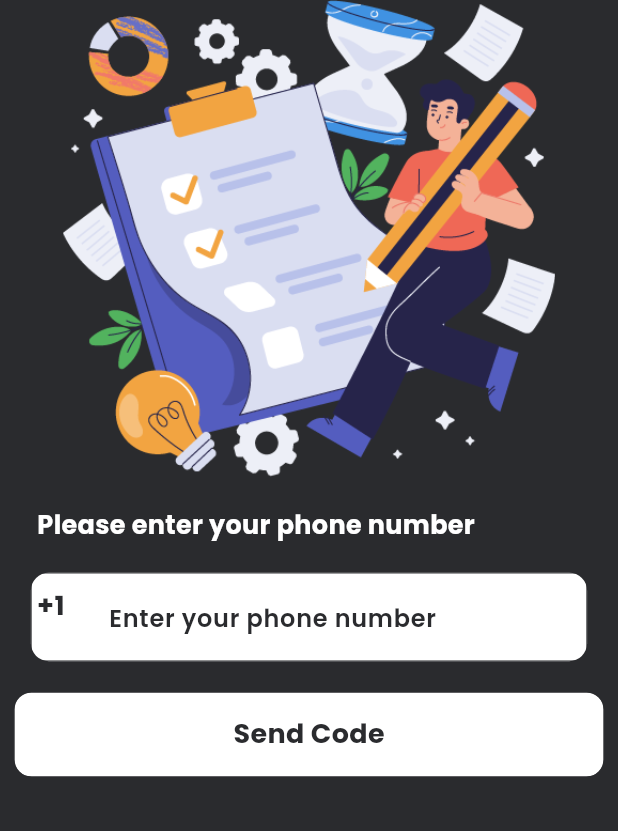
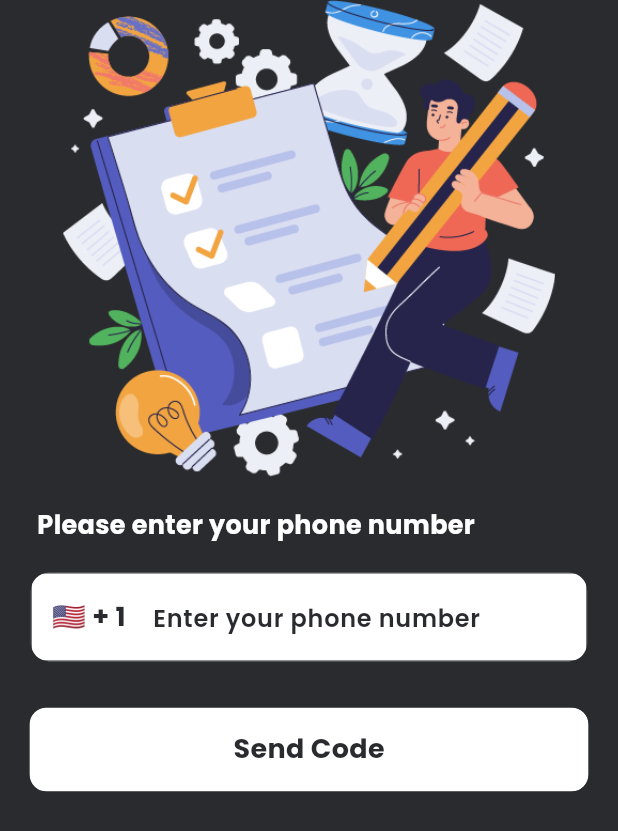
Before and after one commit to iHamza7/ToDo_Application, a Flutter app: the LoginPage screen opened directly, on a phone screen of 412 x 824 dp. Shown: the top 831 px of the screen. Run offline on Flutter 3.47's test engine with Material 2 defaults, Android fonts, the phone set to English and light mode, and no system bars; our stand-ins replace country_picker, flutter_screenutil, flutter_vector_icons, google_fonts, hooks_riverpod, smooth_page_indicator.

Commit message:
lib changee

```diff
--- a/lib/features/authentication/pages/login_page.dart
+++ b/lib/features/authentication/pages/login_page.dart
@@ -2,6 +2,7 @@ import 'package:flutter/material.dart';
 import 'package:flutter_screenutil/flutter_screenutil.dart';
 import 'package:hooks_riverpod/hooks_riverpod.dart';
 import 'package:sqflite_application/common/utils/constants.dart';
+import 'package:country_picker/country_picker.dart';
 import 'package:sqflite_application/common/widgets/reusable_text.dart';
 import '../../../common/widgets/custom_otline_btn.dart';
 import '../../../common/widgets/custom_text_field.dart';
@@ -17,6 +18,19 @@ class LoginPage extends ConsumerStatefulWidget {
 
 class _LoginPageState extends ConsumerState<LoginPage> {
   final phone = TextEditingController();
+  Country country = Country(
+    phoneCode: "1",
+    countryCode: "US",
+    e164Sc: 0,
+    geographic: true,
+    level: 1,
+    name: "USA",
+    example: "USA",
+    displayName: "United States",
+    displayNameNoCountryCode: "US",
+    e164Key: "",
+  );
+
   @override
   Widget build(BuildContext context) {
     return Scaffold(
@@ -47,11 +61,24 @@ class _LoginPageState extends ConsumerState<LoginPage> {
             Center(
               child: CustomTextField(
                 prefixIcon: Container(
-                  padding: const EdgeInsets.all(4),
+                  padding: const EdgeInsets.all(14),
                   child: GestureDetector(
-                    onTap: () {},
+                    onTap: () {
+                      showCountryPicker(
+                          context: context,
+                          countryListTheme: CountryListThemeData(
+                              backgroundColor: AppConst.kLight,
+                              bottomSheetHeight: AppConst.kHeight * 0.6,
+                              borderRadius: BorderRadius.only(
+                                topLeft: Radius.circular(AppConst.kRadius),
+                                topRight: Radius.circular(AppConst.kRadius),
+                              )),
+                          onSelect: (code) {
+                            setState(() {});
+                          });
+                    },
                     child: ReusableText(
-                        text: "+1",
+                        text: "${country.flagEmoji} + ${country.phoneCode}",
                         style: appstyle(18, AppConst.kBkDark, FontWeight.bold)),
                   ),
                 ),
@@ -64,12 +91,15 @@ class _LoginPageState extends ConsumerState<LoginPage> {
             const SizedBox(
               height: 20,
             ),
-            CustomOutlineButton(
-                width: AppConst.kWidth * 0.8,
-                height: AppConst.kHeight * 0.07,
-                color: AppConst.kBkDark,
-                color2: AppConst.kLight,
-                text: "Send Code"),
+            Padding(
+              padding: const EdgeInsets.all(10.0),
+              child: CustomOutlineButton(
+                  width: AppConst.kWidth * 0.8,
+                  height: AppConst.kHeight * 0.07,
+                  color: AppConst.kBkDark,
+                  color2: AppConst.kLight,
+                  text: "Send Code"),
+            ),
           ],
         ),
       )),
```
